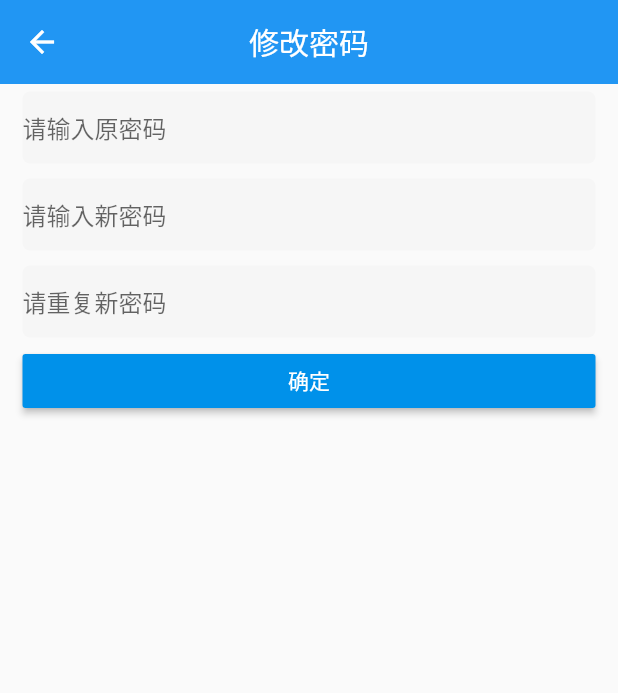
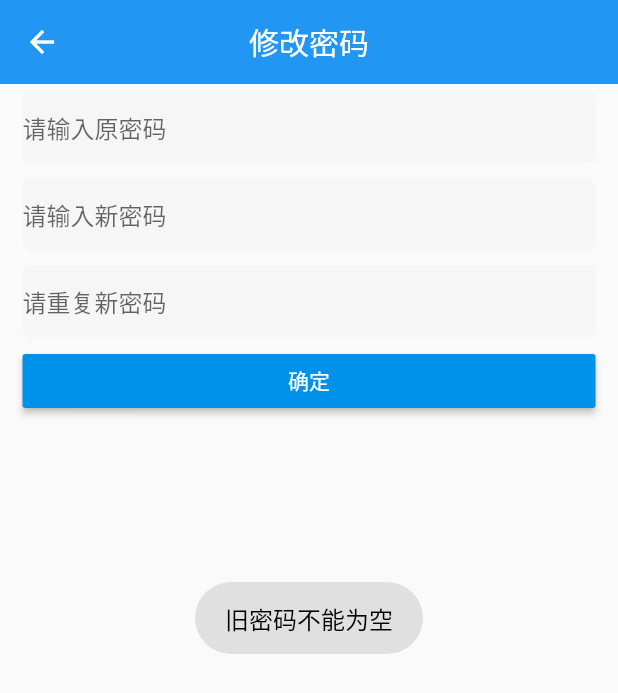
Before and after one commit to kazeik/jsj, a Flutter app: the ChangePassPage screen opened directly, after a tap on "确定", on a phone screen of 412 x 824 dp. Shown: the top 693 px of the screen. Run offline on Flutter 3.47's test engine with Material 2 defaults, Android fonts, the phone set to English and light mode, and no system bars; our stand-ins replace dio, flutter_swiper, fluttertoast, image_picker, photo_view, pull_to_refresh and 2 more; accounts and stored records are empty; network calls fail.

```diff
--- a/lib/main.dart
+++ b/lib/main.dart
@@ -1,11 +1,10 @@
 import 'package:flutter/material.dart';
-import 'package:jsj/net/HttpNet.dart';
+import 'package:jsj/page/HomePage.dart';
 import 'package:jsj/page/LoginPage.dart';
 
 void main() => runApp(MyApp());
 
 class MyApp extends StatelessWidget {
-
   @override
   Widget build(BuildContext context) {
 //    HttpNet.instance.set(context);
@@ -24,6 +23,9 @@ class MyApp extends StatelessWidget {
           primarySwatch: Colors.blue,
         ),
         home: LoginPage(),
+        routes: {
+          '/loginPage': (context) => LoginPage(),
+          '/home': (context) => HomePage()}
         );
   }
 }
--- a/lib/page/ChangePassPage.dart
+++ b/lib/page/ChangePassPage.dart
@@ -1,6 +1,15 @@
+import 'dart:convert';
+
 import 'package:flutter/cupertino.dart';
 import 'package:flutter/material.dart';
+import 'package:jsj/model/BaseModel.dart';
+import 'package:jsj/net/HttpNet.dart';
+import 'package:jsj/net/MethodTyps.dart';
+import 'package:jsj/utils/ApiUtils.dart';
+import 'package:jsj/utils/Utils.dart';
 import 'package:jsj/views/MainInput.dart';
+import 'package:dio/dio.dart';
+import 'package:quiver/strings.dart';
 
 /**
  * @author jingsong.chen, QQ:77132995, email:kazeik@163.com
@@ -14,6 +23,10 @@ class ChangePassPage extends StatefulWidget {
 }
 
 class _ChangePassPageState extends State<ChangePassPage> {
+  String oldPass;
+  String newPass;
+  String subNewPass;
+
   @override
   Widget build(BuildContext context) {
     return new Scaffold(
@@ -27,17 +40,23 @@ class _ChangePassPageState extends State<ChangePassPage> {
           new MainInput(
             hint: "请输入原密码",
             isPass: true,
-            callback: (str) {},
+            callback: (str) {
+              oldPass = str;
+            },
           ),
           new MainInput(
             hint: "请输入新密码",
             isPass: true,
-            callback: (str) {},
+            callback: (str) {
+              newPass = str;
+            },
           ),
           new MainInput(
             hint: "请重复新密码",
             isPass: true,
-            callback: (str) {},
+            callback: (str) {
+              subNewPass = str;
+            },
           ),
           new Container(
             width: double.infinity,
@@ -45,6 +64,7 @@ class _ChangePassPageState extends State<ChangePassPage> {
             child: new RaisedButton(
               color: const Color(0xff0091ea),
               onPressed: () {
+                _changePass();
               },
               child: new Text(
                 "确定",
@@ -58,4 +78,25 @@ class _ChangePassPageState extends State<ChangePassPage> {
       ),
     );
   }
+
+  _changePass() {
+    if (isEmpty(oldPass)) {
+      Utils.showToast("旧密码不能为空");
+      return;
+    }
+    if (isEmpty(newPass)) {
+      Utils.showToast("新密码不能为空");
+      return;
+    }
+    if (isEmpty(subNewPass)) {
+      Utils.showToast("重复新密码不能为空");
+      return;
+    }
+    FormData formData =
+        new FormData.fromMap({"old_password": oldPass, "password": newPass});
+    HttpNet.instance.request(MethodTypes.POST, ApiUtils.post_changepass, (str) {
+      BaseModel model = BaseModel.fromJson(jsonDecode(str));
+      Utils.showToast(model.msg);
+    }, data: formData);
+  }
 }
--- a/lib/utils/ApiUtils.dart
+++ b/lib/utils/ApiUtils.dart
@@ -160,4 +160,5 @@ class ApiUtils {
 
   static String post_sendmsg = "/Message/addMessage";
   static String get_msg_list = "/Message/messages";
+  static String post_changepass = "/Userapi/changePassword";
 }
```
Also changed, not shown: lib/page/MainPage.dart (+1 -6 lines), lib/page/SettingPage.dart (+9 -1 lines). Lines whose indentation alone changed are shown as unchanged.
